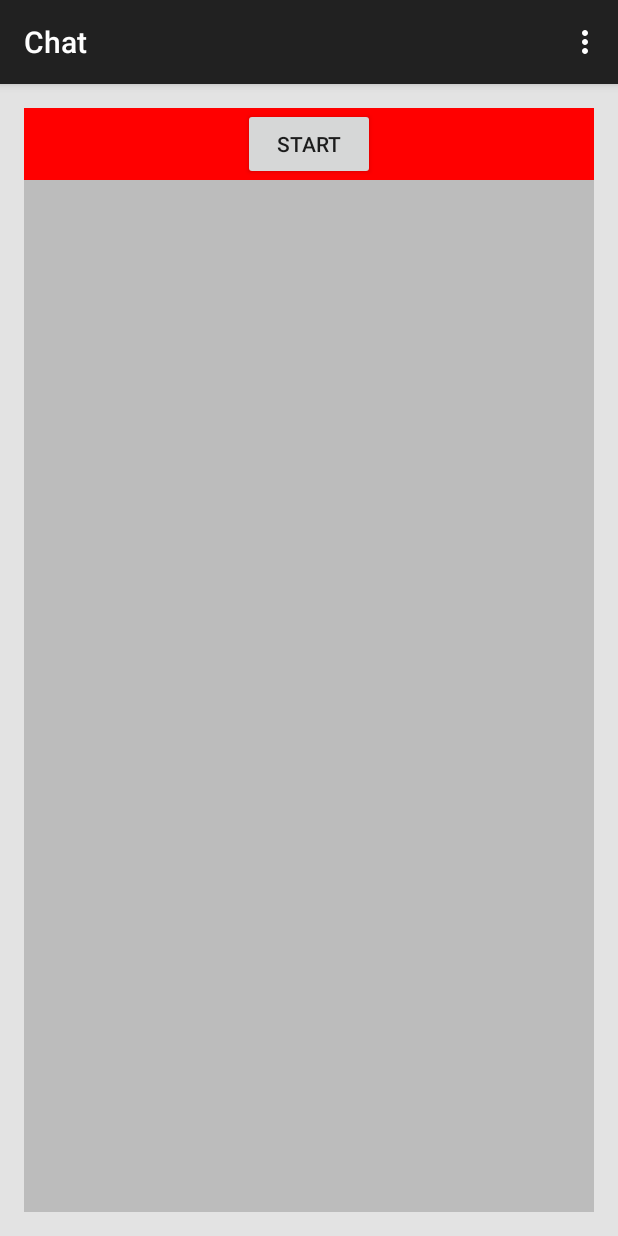
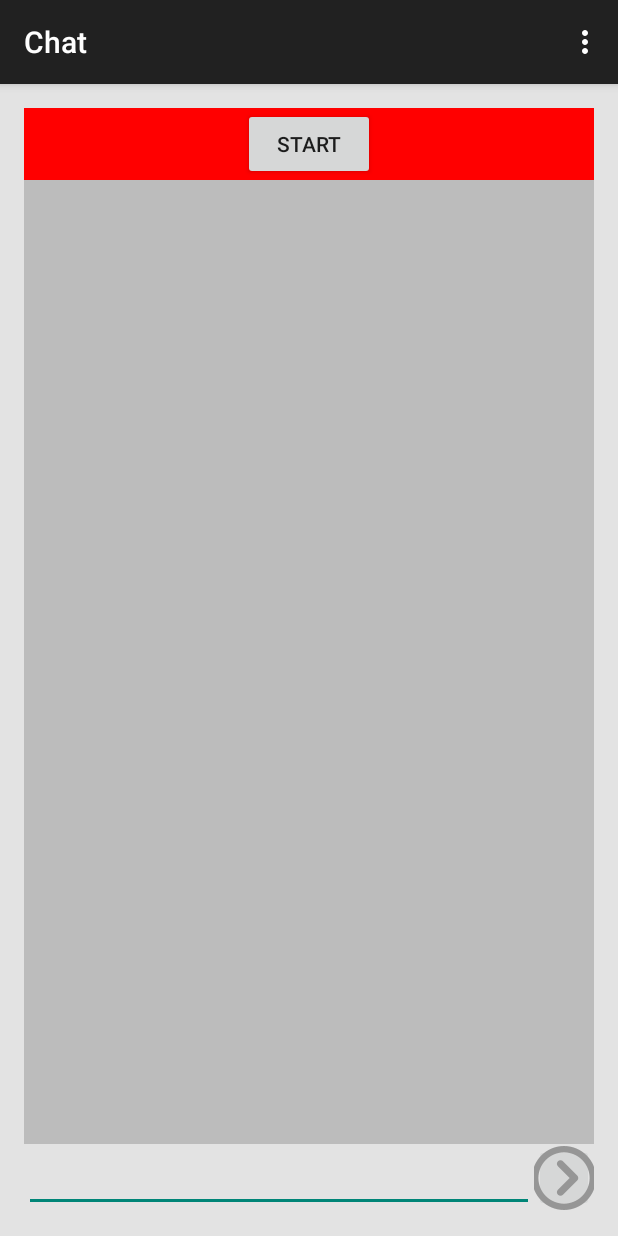
Before and after one commit to MasukPavel/Chat, an Android app: the screen it shows after launch (MainActivity), on a phone screen of 412 x 824 dp. Run offline under Robolectric (Android 15) with nearby library versions, the phone set to English and light mode, and no system bars.

Commit message:
не работает отправка

```diff
--- a/app/src/main/res/layout/activity_main.xml
+++ b/app/src/main/res/layout/activity_main.xml
@@ -32,19 +32,43 @@
         android:layout_centerHorizontal="true"
         android:fillViewport="false"
         android:background="#ffbcbcbc"
-        android:foregroundGravity="center_vertical|center_horizontal">
+        android:foregroundGravity="center_vertical|center_horizontal"
+        android:layout_above="@+id/editText">
         <LinearLayout
             android:orientation="vertical"
             android:layout_width="fill_parent"
             android:layout_height="fill_parent"
             android:id="@+id/linlayout"
-            android:gravity="center_vertical|center_horizontal"
             android:layout_centerVertical="true"
             android:layout_alignParentLeft="true"
-            android:layout_alignParentStart="true">
+            android:layout_alignParentStart="true"
+            android:gravity="bottom|left">
 
         </LinearLayout>
     </ScrollView>
 
+    <EditText
+        android:layout_width="fill_parent"
+        android:layout_height="wrap_content"
+        android:id="@+id/editText"
+        android:layout_alignParentBottom="true"
+        android:layout_alignParentLeft="true"
+        android:layout_alignParentStart="true"
+        android:layout_toLeftOf="@+id/imageButton"
+        android:layout_toStartOf="@+id/imageButton" />
+
+    <ImageButton
+        android:layout_width="40dp"
+        android:layout_height="40dp"
+        android:id="@+id/imageButton"
+        android:layout_alignTop="@+id/editText"
+        android:layout_alignParentBottom="true"
+        android:layout_alignParentRight="true"
+        android:layout_alignParentEnd="true"
+        android:src="@drawable/submit"
+        android:scaleType="centerCrop"
+        android:padding="1dp"
+        android:onClick="send" />
+
 
 </RelativeLayout>
```
Also changed, not shown: app/src/main/java/chat/homework/com/chat/MainActivity.java (+51 -9 lines), app/src/main/res/drawable/submit.png (added).
